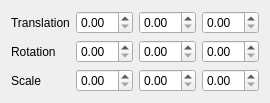
Old version of the form Project2/ui/transformwidget.ui in the repository jesusdz/AGP.
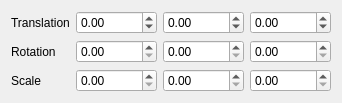
New version of the form.

The edit to the form file:
```diff
--- a/Project2/ui/transformwidget.ui
+++ b/Project2/ui/transformwidget.ui
@@ -6,7 +6,7 @@
    <rect>
     <x>0</x>
     <y>0</y>
-    <width>250</width>
+    <width>248</width>
     <height>96</height>
    </rect>
   </property>
@@ -19,7 +19,7 @@
   <property name="windowTitle">
    <string>Transform</string>
   </property>
-  <layout class="QFormLayout" name="formLayout">
+  <layout class="QGridLayout" name="gridLayout">
    <item row="0" column="0">
     <widget class="QLabel" name="label">
      <property name="text">
@@ -28,11 +28,9 @@
     </widget>
    </item>
    <item row="0" column="1">
-    <layout class="QHBoxLayout" name="horizontalLayout">
-     <item>
       <widget class="QDoubleSpinBox" name="spinTx">
        <property name="sizePolicy">
-        <sizepolicy hsizetype="Fixed" vsizetype="Fixed">
+      <sizepolicy hsizetype="Preferred" vsizetype="Fixed">
          <horstretch>0</horstretch>
          <verstretch>0</verstretch>
         </sizepolicy>
@@ -43,12 +41,18 @@
        <property name="buttonSymbols">
         <enum>QAbstractSpinBox::UpDownArrows</enum>
        </property>
-      </widget>
-     </item>
-     <item>
+     <property name="minimum">
+      <double>-10000.000000000000000</double>
+     </property>
+     <property name="maximum">
+      <double>10000.000000000000000</double>
+     </property>
+    </widget>
+   </item>
+   <item row="0" column="2">
       <widget class="QDoubleSpinBox" name="spinTy">
        <property name="sizePolicy">
-        <sizepolicy hsizetype="Fixed" vsizetype="Fixed">
+      <sizepolicy hsizetype="Preferred" vsizetype="Fixed">
          <horstretch>0</horstretch>
          <verstretch>0</verstretch>
         </sizepolicy>
@@ -59,19 +63,29 @@
        <property name="buttonSymbols">
         <enum>QAbstractSpinBox::UpDownArrows</enum>
        </property>
-      </widget>
-     </item>
-     <item>
+     <property name="minimum">
+      <double>-10000.000000000000000</double>
+     </property>
+     <property name="maximum">
+      <double>10000.000000000000000</double>
+     </property>
+    </widget>
+   </item>
+   <item row="0" column="3">
       <widget class="QDoubleSpinBox" name="spinTz">
        <property name="sizePolicy">
-        <sizepolicy hsizetype="Fixed" vsizetype="Fixed">
+      <sizepolicy hsizetype="Preferred" vsizetype="Fixed">
          <horstretch>0</horstretch>
          <verstretch>0</verstretch>
         </sizepolicy>
        </property>
-      </widget>
-     </item>
-    </layout>
+     <property name="minimum">
+      <double>-10000.000000000000000</double>
+     </property>
+     <property name="maximum">
+      <double>10000.000000000000000</double>
+     </property>
+    </widget>
    </item>
    <item row="1" column="0">
     <widget class="QLabel" name="label_4">
@@ -81,11 +95,9 @@
     </widget>
    </item>
    <item row="1" column="1">
-    <layout class="QHBoxLayout" name="horizontalLayout_2">
-     <item>
       <widget class="QDoubleSpinBox" name="spinRx">
        <property name="sizePolicy">
-        <sizepolicy hsizetype="Fixed" vsizetype="Fixed">
+      <sizepolicy hsizetype="Preferred" vsizetype="Fixed">
          <horstretch>0</horstretch>
          <verstretch>0</verstretch>
         </sizepolicy>
@@ -96,12 +108,15 @@
        <property name="buttonSymbols">
         <enum>QAbstractSpinBox::UpDownArrows</enum>
        </property>
-      </widget>
-     </item>
-     <item>
+     <property name="maximum">
+      <double>360.000000000000000</double>
+     </property>
+    </widget>
+   </item>
+   <item row="1" column="2">
       <widget class="QDoubleSpinBox" name="spinRy">
        <property name="sizePolicy">
-        <sizepolicy hsizetype="Fixed" vsizetype="Fixed">
+      <sizepolicy hsizetype="Preferred" vsizetype="Fixed">
          <horstretch>0</horstretch>
          <verstretch>0</verstretch>
         </sizepolicy>
@@ -112,19 +127,23 @@
        <property name="buttonSymbols">
         <enum>QAbstractSpinBox::UpDownArrows</enum>
        </property>
-      </widget>
-     </item>
-     <item>
+     <property name="maximum">
+      <double>360.000000000000000</double>
+     </property>
+    </widget>
+   </item>
+   <item row="1" column="3">
       <widget class="QDoubleSpinBox" name="spinRz">
        <property name="sizePolicy">
-        <sizepolicy hsizetype="Fixed" vsizetype="Fixed">
+      <sizepolicy hsizetype="Preferred" vsizetype="Fixed">
          <horstretch>0</horstretch>
          <verstretch>0</verstretch>
         </sizepolicy>
        </property>
-      </widget>
-     </item>
-    </layout>
+     <property name="maximum">
+      <double>360.000000000000000</double>
+     </property>
+    </widget>
    </item>
    <item row="2" column="0">
     <widget class="QLabel" name="label_3">
@@ -134,11 +153,9 @@
     </widget>
    </item>
    <item row="2" column="1">
-    <layout class="QHBoxLayout" name="horizontalLayout_3">
-     <item>
       <widget class="QDoubleSpinBox" name="spinSx">
        <property name="sizePolicy">
-        <sizepolicy hsizetype="Fixed" vsizetype="Fixed">
+      <sizepolicy hsizetype="Preferred" vsizetype="Fixed">
          <horstretch>0</horstretch>
          <verstretch>0</verstretch>
         </sizepolicy>
@@ -149,12 +166,18 @@
        <property name="buttonSymbols">
         <enum>QAbstractSpinBox::UpDownArrows</enum>
        </property>
-      </widget>
-     </item>
-     <item>
+     <property name="minimum">
+      <double>0.000000000000000</double>
+     </property>
+     <property name="maximum">
+      <double>10000.000000000000000</double>
+     </property>
+    </widget>
+   </item>
+   <item row="2" column="2">
       <widget class="QDoubleSpinBox" name="spinSy">
        <property name="sizePolicy">
-        <sizepolicy hsizetype="Fixed" vsizetype="Fixed">
+      <sizepolicy hsizetype="Preferred" vsizetype="Fixed">
          <horstretch>0</horstretch>
          <verstretch>0</verstretch>
         </sizepolicy>
@@ -165,19 +188,29 @@
        <property name="buttonSymbols">
         <enum>QAbstractSpinBox::UpDownArrows</enum>
        </property>
-      </widget>
-     </item>
-     <item>
+     <property name="minimum">
+      <double>0.000000000000000</double>
+     </property>
+     <property name="maximum">
+      <double>10000.000000000000000</double>
+     </property>
+    </widget>
+   </item>
+   <item row="2" column="3">
       <widget class="QDoubleSpinBox" name="spinSz">
        <property name="sizePolicy">
-        <sizepolicy hsizetype="Fixed" vsizetype="Fixed">
+      <sizepolicy hsizetype="Preferred" vsizetype="Fixed">
          <horstretch>0</horstretch>
          <verstretch>0</verstretch>
         </sizepolicy>
        </property>
-      </widget>
-     </item>
-    </layout>
+     <property name="minimum">
+      <double>0.000000000000000</double>
+     </property>
+     <property name="maximum">
+      <double>10000.000000000000000</double>
+     </property>
+    </widget>
    </item>
   </layout>
  </widget>
```
Lines whose indentation alone changed are shown as unchanged.
